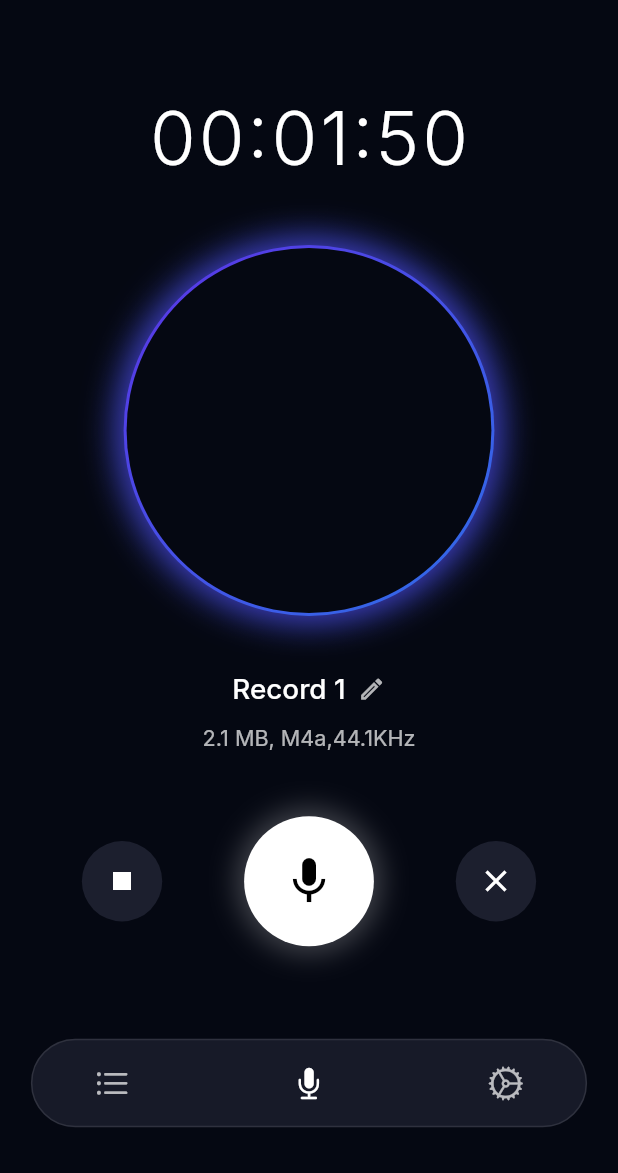
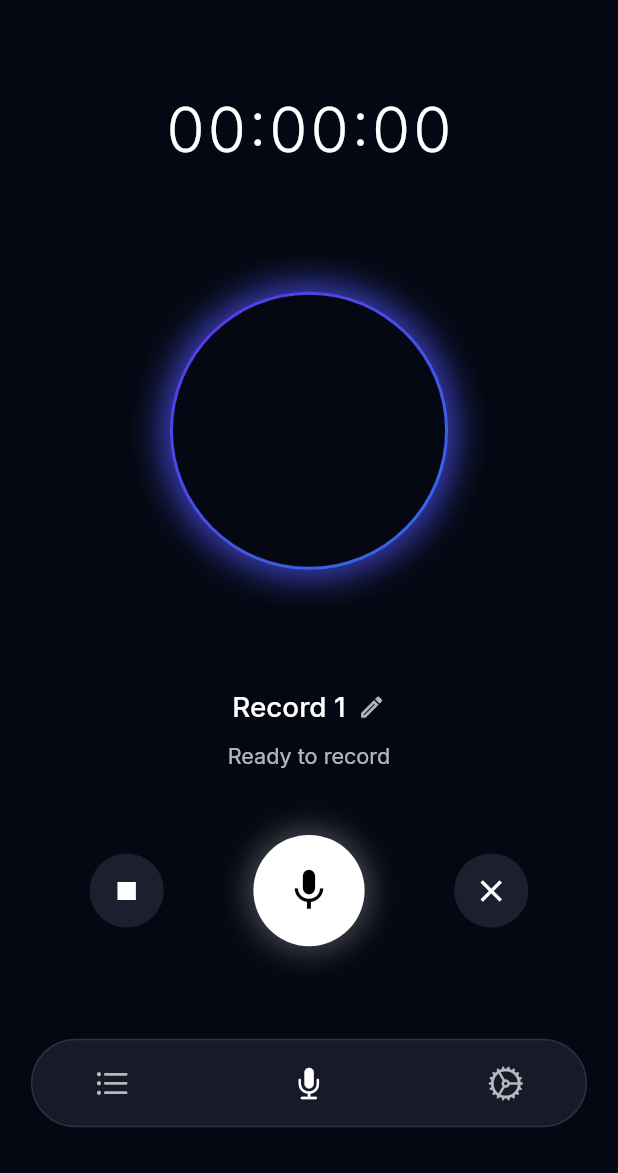
Before and after one commit to alisheraxmedov/flutter_audio_recorder, a Flutter app: the screen it shows after launch, after a tap on the "stop" icon, on a phone screen of 412 x 824 dp, the part 63-1236 px from its top. Run offline on Flutter 3.47's test engine with Material 3 defaults, Android fonts, the light colour scheme and no system bars; our stand-ins replace get, web; missing offline and left inert: record.

Commit message:
feat: audio recording feature added for web

```diff
--- a/lib/features/recorder/controllers/recorder_controller.dart
+++ b/lib/features/recorder/controllers/recorder_controller.dart
@@ -1,8 +1,91 @@
+import 'dart:async';
+import 'package:recorder/core/utils/file_saver/file_saver.dart';
 import 'package:get/get.dart';
+import 'package:recorder/core/services/recorder_service.dart';
 
 class RecorderController extends GetxController {
-  RxString duration = "00:01:50".obs;
+  final RecorderService _recorderService = RecorderService();
+
+  // Observables
+  RxString duration = "00:00:00".obs;
   RxString recordName = "Record 1".obs;
-  RxString recordInfo = "2.1 MB, M4a,44.1KHz".obs;
-  RxBool isRecording = true.obs;
+  RxString recordInfo = "Ready to record".obs;
+  RxBool isRecording = false.obs;
+  RxBool isPaused = false.obs;
+
+  Timer? _timer;
+  int _seconds = 0;
+
+  @override
+  void onClose() {
+    _timer?.cancel();
+    _recorderService.dispose();
+    super.onClose();
+  }
+
+  // Toggle Recording (Start/Stop)
+  Future<void> toggleRecording() async {
+    if (isRecording.value) {
+      // If currently recording, stop it
+      await stopRecording();
+    } else {
+      // If not recording, start it
+      await startRecording();
+    }
+  }
+
+  Future<void> startRecording() async {
+    if (await _recorderService.hasPermission()) {
+      // Reset timer
+      _seconds = 0;
+      duration.value = "00:00:00";
+
+      // Generate unique name
+      final fileName = 'audio_${DateTime.now().millisecondsSinceEpoch}.m4a';
+      recordName.value = fileName;
+      recordInfo.value = "Recording...";
+
+      await _recorderService.start(fileName: fileName);
+
+      isRecording.value = true;
+      isPaused.value = false;
+
+      _startTimer();
+    } else {
+      Get.snackbar(
+        "Permission Denied",
+        "Microphone permission is required to record audio.",
+      );
+    }
+  }
+
+  Future<void> stopRecording() async {
+    final path = await _recorderService.stop();
+    isRecording.value = false;
+    isPaused.value = false;
+    _timer?.cancel();
+
+    if (path != null) {
+      recordInfo.value = "Saved to: $path";
+      print("Recorded file path: $path");
+      // Here you can save 'path' to a database or list
+      // Trigger save/download
+      await saveFile(path, recordName.value);
+    }
+  }
+
+  void _startTimer() {
+    _timer?.cancel();
+    _timer = Timer.periodic(const Duration(seconds: 1), (timer) {
+      _seconds++;
+      final durationObj = Duration(seconds: _seconds);
+      // Format duration HH:MM:SS
+      String twoDigits(int n) => n.toString().padLeft(2, "0");
+      String twoDigitMinutes = twoDigits(durationObj.inMinutes.remainder(60));
+      String twoDigitSeconds = twoDigits(durationObj.inSeconds.remainder(60));
+      String twoDigitHours = twoDigits(durationObj.inHours);
+
+      duration.value = "$twoDigitHours:$twoDigitMinutes:$twoDigitSeconds";
+    });
+  }
 }
--- a/lib/features/recorder/views/recorder_page.dart
+++ b/lib/features/recorder/views/recorder_page.dart
@@ -14,6 +14,7 @@ class RecorderPage extends StatelessWidget {
     // Instantiate logic
     final controller = Get.put(RecorderController());
     final size = MediaQuery.of(context).size;
+    final double refSize = size.shortestSide;
 
     return Scaffold(
       backgroundColor: ColorClass.darkBackground,
@@ -23,7 +24,7 @@ class RecorderPage extends StatelessWidget {
         title: TextWidget(
           text: 'Voice Recorder',
           textColor: ColorClass.white,
-          fontSize: size.width * 0.045,
+          fontSize: refSize * 0.045,
         ),
         centerTitle: true,
         actions: [
@@ -41,7 +42,7 @@ class RecorderPage extends StatelessWidget {
             () => TextWidget(
               text: controller.duration.value,
               textColor: ColorClass.white,
-              fontSize: size.width * 0.12, // Responsive font size
+              fontSize: refSize * 0.10, // Responsive font size
               fontWeight: FontWeight.w300,
               letterSpacing: 2,
             ),
@@ -53,8 +54,8 @@ class RecorderPage extends StatelessWidget {
             children: [
               // Outer/Back Glow
               Container(
-                width: size.width * 0.75,
-                height: size.width * 0.75,
+                width: refSize * 0.55,
+                height: refSize * 0.55,
                 decoration: BoxDecoration(
                   shape: BoxShape.circle,
                   gradient: RadialGradient(
@@ -67,8 +68,8 @@ class RecorderPage extends StatelessWidget {
               ),
               // The Ring
               Container(
-                width: size.width * 0.60,
-                height: size.width * 0.60,
+                width: refSize * 0.45,
+                height: refSize * 0.45,
                 decoration: BoxDecoration(
                   shape: BoxShape.circle,
                   gradient: LinearGradient(
@@ -110,15 +111,15 @@ class RecorderPage extends StatelessWidget {
                 () => TextWidget(
                   text: controller.recordName.value,
                   textColor: ColorClass.white,
-                  fontSize: size.width * 0.045,
+                  fontSize: refSize * 0.045,
                   fontWeight: FontWeight.w500,
                 ),
               ),
-              SizedBox(width: size.width * 0.02),
+              SizedBox(width: refSize * 0.02),
               Icon(
                 Icons.edit_outlined,
                 color: ColorClass.textSecondary,
-                size: size.width * 0.045,
+                size: refSize * 0.045,
               ),
             ],
           ),
@@ -128,7 +129,7 @@ class RecorderPage extends StatelessWidget {
             () => TextWidget(
               text: controller.recordInfo.value,
               textColor: ColorClass.textSecondary,
-              fontSize: size.width * 0.035,
+              fontSize: refSize * 0.035,
             ),
           ),
           SizedBox(height: size.height * 0.05),
@@ -139,15 +140,15 @@ class RecorderPage extends StatelessWidget {
               // Stop Button (Left)
               CircleButton(
                 icon: Icons.stop,
-                onTap: () {},
-                size: size.width * 0.13,
+                onTap: () => controller.stopRecording(),
+                size: refSize * 0.12,
                 iconColor: ColorClass.white,
                 bgColor: ColorClass.buttonBg,
               ),
               // Main Record/Pause Button
               Container(
-                width: size.width * 0.21,
-                height: size.width * 0.21,
+                width: refSize * 0.18,
+                height: refSize * 0.18,
                 decoration: const BoxDecoration(
                   shape: BoxShape.circle,
                   color: ColorClass.white,
@@ -159,20 +160,22 @@ class RecorderPage extends StatelessWidget {
                     ),
                   ],
                 ),
-                child: IconButton(
-                  icon: Icon(
-                    Icons.mic,
-                    color: Colors.black,
-                    size: size.width * 0.09,
+                child: Obx(
+                  () => IconButton(
+                    icon: Icon(
+                      controller.isRecording.value ? Icons.pause : Icons.mic,
+                      color: Colors.black,
+                      size: refSize * 0.08,
+                    ),
+                    onPressed: () => controller.toggleRecording(),
                   ),
-                  onPressed: () {},
                 ),
               ),
               // Close Button (Right)
               CircleButton(
                 icon: Icons.close,
                 onTap: () {},
-                size: size.width * 0.13,
+                size: refSize * 0.12,
                 iconColor: ColorClass.white,
                 bgColor: ColorClass.buttonBg,
               ),
@@ -182,16 +185,16 @@ class RecorderPage extends StatelessWidget {
           // Bottom Navigation Pill
           Container(
             margin: EdgeInsets.symmetric(
-              horizontal: size.width * 0.05,
+              horizontal: refSize * 0.05,
               vertical: size.height * 0.025,
             ),
             padding: EdgeInsets.symmetric(
               vertical: size.height * 0.02,
-              horizontal: size.width * 0.1,
+              horizontal: refSize * 0.1,
             ),
             decoration: BoxDecoration(
               color: ColorClass.buttonBg.withValues(alpha: 0.8),
-              borderRadius: BorderRadius.circular(size.width * 0.1),
+              borderRadius: BorderRadius.circular(refSize * 0.1),
               border: Border.all(color: Colors.white10),
             ),
             child: Row(
--- a/pubspec.yaml
+++ b/pubspec.yaml
@@ -17,6 +17,10 @@ dependencies:
   # Use with the CupertinoIcons class for iOS style icons.
   cupertino_icons: ^1.0.8
   get: ^4.7.3
+  record: ^5.1.0
+  permission_handler: ^11.1.0
+  path_provider: ^2.1.1
+  web: ^1.1.1
 
 dev_dependencies:
   flutter_test:
@@ -27,7 +31,7 @@ dev_dependencies:
   intl: ^0.20.2
   flutter_localization: ^0.3.3
 
-  path_provider: ^2.1.5
+
 
 
 flutter:
```
Also changed, not shown: lib/core/services/recorder_service.dart (+82 -0 lines), pubspec.lock, 5 other files.
